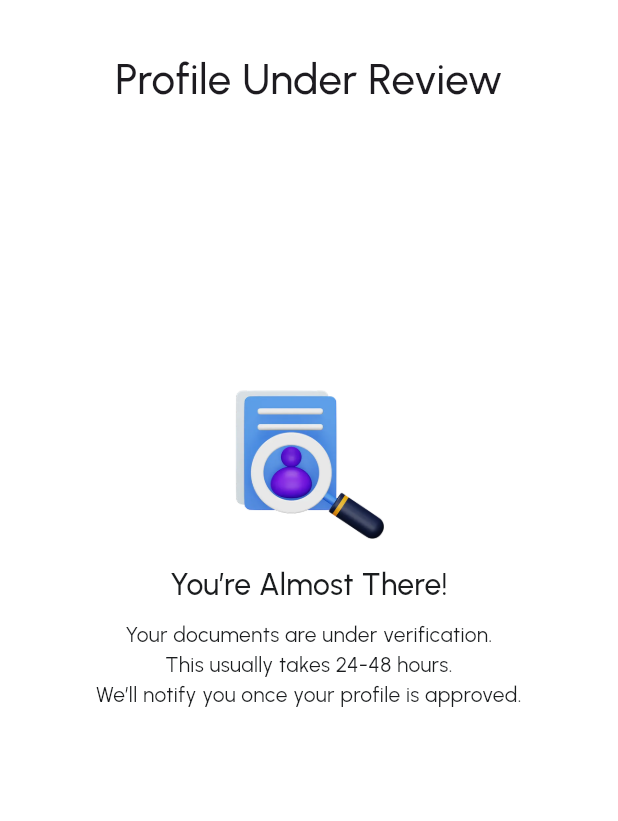
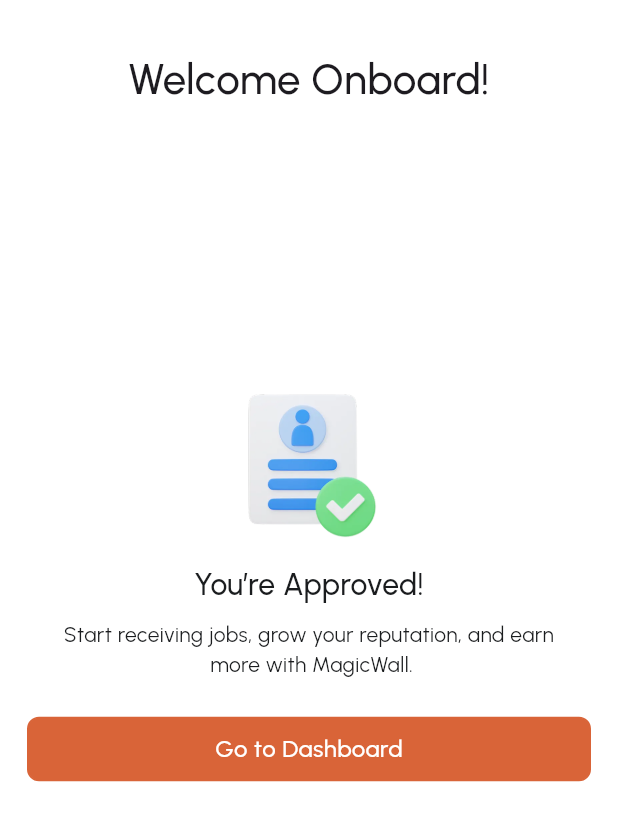
Before and after one commit to harish15032k/magical_walls, a Flutter app: the ProfileUnderReview screen opened directly, on a phone screen of 412 x 824 dp. Shown: the top 821 px of the screen. Run offline on Flutter 3.47's test engine with Material 3 defaults, Android fonts, the light colour scheme and no system bars; our stand-ins replace dotted_border, file_picker, get, google_fonts, image_picker, pinput.

Commit message:
design completed

```diff
--- a/lib/main.dart
+++ b/lib/main.dart
@@ -3,7 +3,6 @@
 import 'package:get/get.dart';
 
 import 'package:magical_walls/presentation/pages/Auth/screens/opening_screen.dart';
-import 'package:magical_walls/presentation/pages/Home/screens/bottom_bar.dart';
 
 void main() {
   WidgetsFlutterBinding.ensureInitialized();
@@ -18,6 +17,7 @@
 class MyApp extends StatelessWidget {
   @override
   Widget build(BuildContext context) {
-    return GetMaterialApp(debugShowCheckedModeBanner: false, home: BottomBar(initialIndex: 0,));
+    return GetMaterialApp(debugShowCheckedModeBanner: false, home:SplashScreen()
+      );
   }
 }
--- a/lib/presentation/pages/Auth/screens/get_start.dart
+++ b/lib/presentation/pages/Auth/screens/get_start.dart
@@ -47,6 +47,8 @@
           Padding(
             padding: const EdgeInsets.all(18.0),
             child: CommonButton(
+              backgroundColor: CommonColors.primaryColor,
+              textColor: CommonColors.white,
               text: 'Get Started',
               onTap: () {
                 Get.to(
--- a/lib/presentation/pages/Auth/screens/kyc/profile_review.dart
+++ b/lib/presentation/pages/Auth/screens/kyc/profile_review.dart
@@ -5,12 +5,9 @@
 import 'package:magical_walls/presentation/widgets/common_button.dart';
 
 import 'dart:convert';
-import 'package:flutter/material.dart';
-import 'package:get/get.dart';
 import 'package:http/http.dart' as http;
-import 'package:magical_walls/core/constants/app_colors.dart';
-import 'package:magical_walls/core/constants/app_text.dart';
-import 'package:magical_walls/presentation/widgets/common_button.dart';
+
+import '../../../Home/screens/bottom_bar.dart';
 
 class ProfileUnderReview extends StatefulWidget {
   const ProfileUnderReview({super.key});
@@ -20,7 +17,7 @@
 }
 
 class _ProfileUnderReviewState extends State<ProfileUnderReview> {
-  String status = 'loading';
+  String status = 'approved';
 
   @override
   void initState() {
@@ -86,7 +83,7 @@
                 ),
                 SizedBox(height: Get.height * 0.03),
                 if (status == 'approved')
-                  CommonButton(text: "Go to Dashboard", onTap: () {},backgroundColor: CommonColors.primaryColor,textColor: CommonColors.white,)
+                  CommonButton(text: "Go to Dashboard", onTap: () {Get.to(()=>BottomBar(initialIndex: 0,));},backgroundColor: CommonColors.primaryColor,textColor: CommonColors.white,)
                 else if (status == 'rejected')
                   CommonButton(text: "Re-verify KYC", onTap: () {},backgroundColor: CommonColors.primaryColor,textColor: CommonColors.white,),
               ],
--- a/lib/presentation/pages/Auth/screens/otp_screen.dart
+++ b/lib/presentation/pages/Auth/screens/otp_screen.dart
@@ -134,6 +134,7 @@
               },),
               SizedBox(height: 20,),
               Row(
+                mainAxisAlignment: MainAxisAlignment.center,
                 children: [
                   Text('Didn’t receive the code?',style: CommonTextStyles.regular14.copyWith(color: CommonColors.black),),
                   SizedBox(width: 5,),
--- a/pubspec.yaml
+++ b/pubspec.yaml
@@ -49,6 +49,7 @@
   flutter_test:
     sdk: flutter
 
+
   # The "flutter_lints" package below contains a set of recommended lints to
   # encourage good coding practices. The lint set provided by the package is
   # activated in the `analysis_options.yaml` file located at the root of your
```
